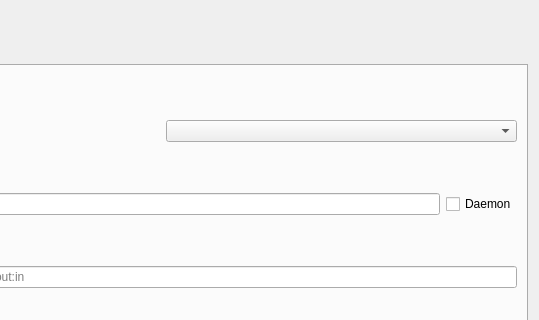
Old version of the form docker_window.ui in the repository kubekpop/slm; both pictures show x 214 to 753 and y 0 to 320 of the 753 by 502 pixel window.
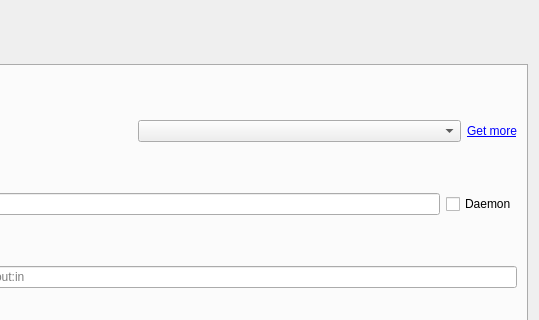
New version of the form. The open tabs and pages were chosen to show the change.

Commit message:
Docker enhancements
Docker tabs update containars and images upon tab change, and a list is always cleared before update to prevent duplicates. Stopped containers now show low-level json data about port mappings. Added a link to dockerhub.

What changed in the file:
```diff
--- a/docker_window.ui
+++ b/docker_window.ui
@@ -173,6 +173,19 @@
          <item>
           <widget class="QComboBox" name="image_combobox"/>
          </item>
+         <item>
+          <widget class="QLabel" name="label_2">
+           <property name="sizePolicy">
+            <sizepolicy hsizetype="Maximum" vsizetype="Maximum">
+             <horstretch>0</horstretch>
+             <verstretch>0</verstretch>
+            </sizepolicy>
+           </property>
+           <property name="text">
+            <string>&lt;a href=&quot;https://hub.docker.com/explore/&quot;&gt;Get more&lt;/a&gt;</string>
+           </property>
+          </widget>
+         </item>
         </layout>
        </item>
        <item row="3" column="0">
```
Left out of the diff: 2 changed lines with no effect on the pictures. The commit also changes 3 other files.
